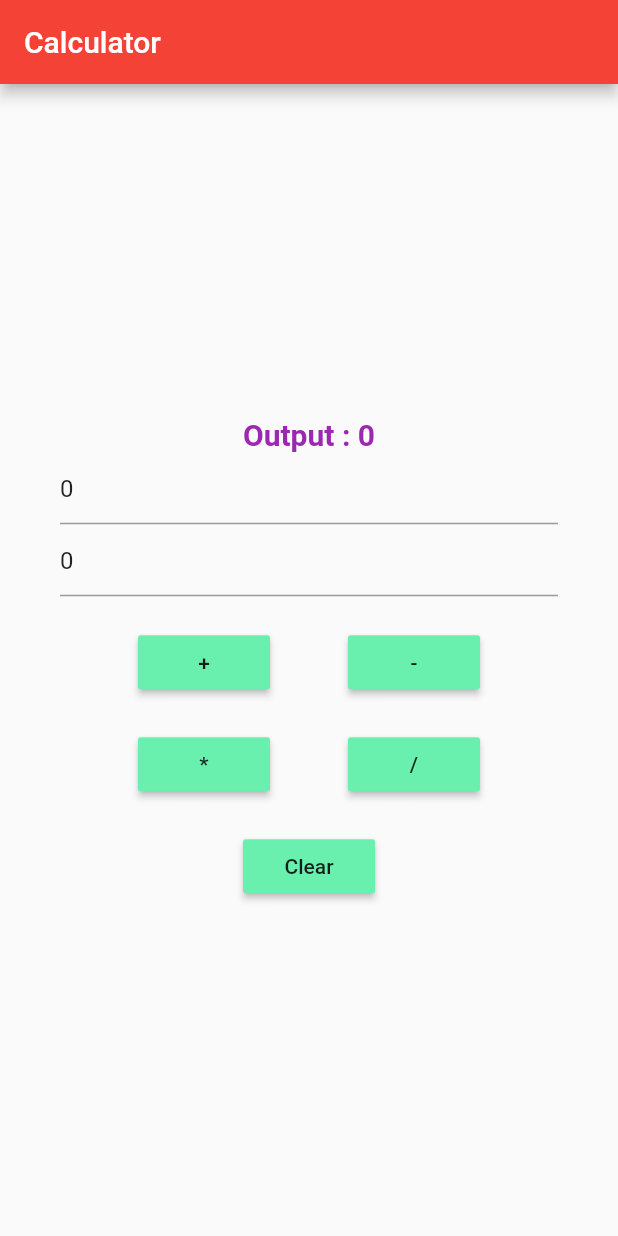
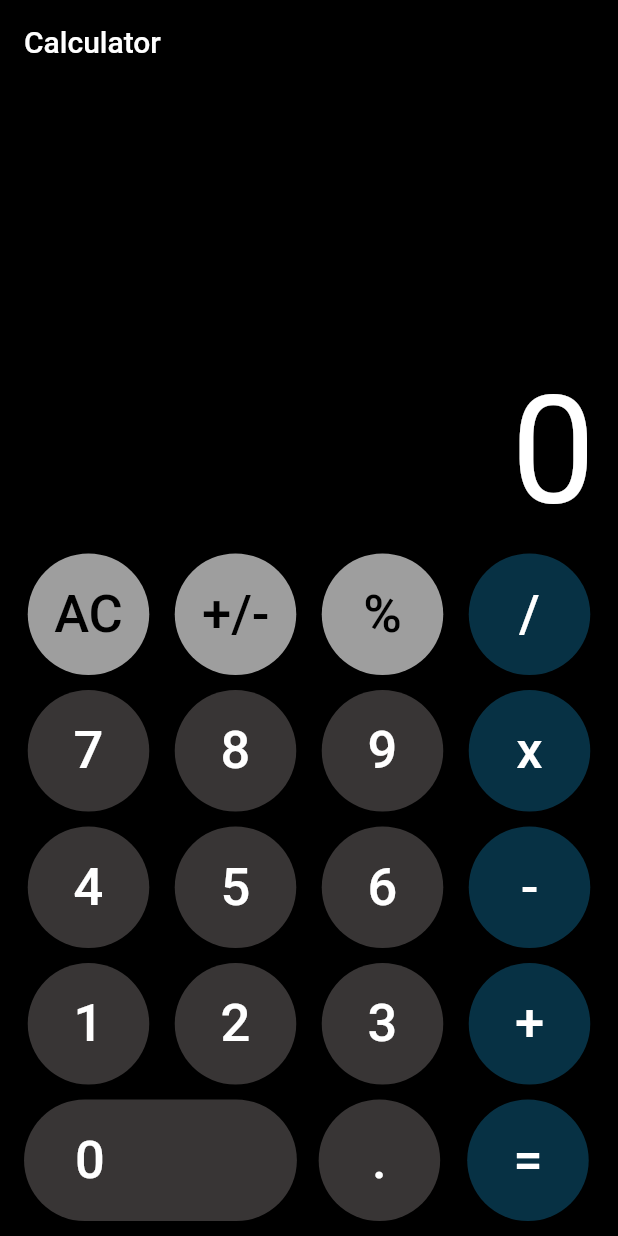
Before and after one commit to tsr-kairi/basic-calculator, a Flutter app: the screen it shows after launch, on a phone screen of 412 x 824 dp. Run offline on Flutter 3.47's test engine with Material 2 defaults, Android fonts, the phone set to English and light mode, and no system bars.

Commit message:
calculator-app-done-2

```diff
--- /dev/null
+++ b/lib/calculator.dart
@@ -0,0 +1,248 @@
+// ignore_for_file: deprecated_member_use
+
+import 'package:flutter/material.dart';
+
+class Calculator extends StatefulWidget {
+  @override
+  _CalculatorState createState() => _CalculatorState();
+}
+
+class _CalculatorState extends State<Calculator> {
+  dynamic displaytxt = 20;
+  //Button Widget
+  Widget calcbutton(String btntxt,Color btncolor,Color txtcolor){
+    return  Container(
+      child: RaisedButton(
+        onPressed: (){
+        calculation(btntxt);
+        },
+        child: Text('$btntxt',
+          style: TextStyle(
+            fontSize: 35,
+            color: txtcolor,
+          ),
+        ),
+        shape: CircleBorder(),
+        color: btncolor,
+        padding: EdgeInsets.all(20),
+      ),
+    );
+  }
+  @override
+  Widget build(BuildContext context) {
+    //Calculator
+    return Scaffold(
+      backgroundColor: Colors.black,
+      appBar: AppBar(
+        title: Text('Calculator'),
+        backgroundColor: Colors.black,
+      ),
+      body: Padding(
+        padding: EdgeInsets.symmetric(horizontal: 5),
+        child: Column(
+          mainAxisAlignment: MainAxisAlignment.end,
+          children: <Widget>[
+            // Calculator display
+            SingleChildScrollView(
+              scrollDirection: Axis.vertical,
+              child: Row(
+                mainAxisAlignment: MainAxisAlignment.end,
+                children: <Widget>[
+                  Padding(
+                    padding: const EdgeInsets.all(10.0),
+                    child: Text('$text',
+                    textAlign: TextAlign.left,
+                    style: TextStyle(
+                      color: Colors.white,
+                      fontSize: 100,
+                    ),
+                  ),
+                  )
+                ],
+              ),
+            ),
+            Row(
+              mainAxisAlignment: MainAxisAlignment.spaceEvenly,
+              children: <Widget>[
+                calcbutton('AC',Colors.grey,Colors.black),
+                calcbutton('+/-',Colors.grey,Colors.black),
+                calcbutton('%',Colors.grey,Colors.black),
+                calcbutton('/',Color(0xFF073144),Colors.white),
+              ],
+            ),
+            const SizedBox(height: 10,),
+            Row(
+              mainAxisAlignment: MainAxisAlignment.spaceEvenly,
+              children: <Widget>[
+                calcbutton('7',Color(0xFF383535),Colors.white),
+                calcbutton('8',Color(0xFF383535),Colors.white),
+                calcbutton('9',Color(0xFF383535),Colors.white),
+                calcbutton('x',Color(0xFF073144),Colors.white),
+              ],
+            ),
+            const SizedBox(height: 10,),
+            Row(
+              mainAxisAlignment: MainAxisAlignment.spaceEvenly,
+              children: <Widget>[
+                calcbutton('4',Color(0xFF383535),Colors.white),
+                calcbutton('5',Color(0xFF383535),Colors.white),
+                calcbutton('6',Color(0xFF383535),Colors.white),
+                calcbutton('-',Color(0xFF073144),Colors.white),
+              ],
+            ),
+            const SizedBox(height: 10,),
+            Row(
+              mainAxisAlignment: MainAxisAlignment.spaceEvenly,
+              children: <Widget>[
+                calcbutton('1',Color(0xFF383535),Colors.white),
+                calcbutton('2',Color(0xFF383535),Colors.white),
+                calcbutton('3',Color(0xFF383535),Colors.white),
+                calcbutton('+',Color(0xFF073144),Colors.white),
+              ],
+            ),
+            const SizedBox(height: 10,),
+            Row(
+              mainAxisAlignment: MainAxisAlignment.spaceEvenly,
+              children: <Widget>[
+                //this is button Zero
+                RaisedButton(
+                padding: EdgeInsets.fromLTRB(34, 20, 128, 20),
+                onPressed: (){
+                calculation('0');
+                },
+                shape: StadiumBorder(),
+                child: Text('0',
+                style: TextStyle(
+                  fontSize: 35,
+                  color: Colors.white),
+                ),
+                color: Color(0xFF383535),
+                ),
+                calcbutton('.',Color(0xFF383535),Colors.white),
+                calcbutton('=',Color(0xFF073144),Colors.white),
+              ],
+            ),
+            const SizedBox(height: 10,),
+          ],
+        ),
+      ),
+    );
+  }
+
+  //Calculator logic
+  dynamic text ='0';
+  double numOne = 0;
+  double numTwo = 0;
+
+  dynamic result = '';
+  dynamic finalResult = '';
+  dynamic opr = '';
+  dynamic preOpr = '';
+   void calculation(btnText) {
+
+
+    if(btnText  == 'AC') {
+      text ='0';
+      numOne = 0;
+      numTwo = 0;
+      result = '';
+      finalResult = '0';
+      opr = '';
+      preOpr = '';
+
+    } else if( opr == '=' && btnText == '=') {
+
+      if(preOpr == '+') {
+         finalResult = add();
+      } else if( preOpr == '-') {
+          finalResult = sub();
+      } else if( preOpr == 'x') {
+          finalResult = mul();
+      } else if( preOpr == '/') {
+          finalResult = div();
+      }
+
+    } else if(btnText == '+' || btnText == '-' || btnText == 'x' || btnText == '/' || btnText == '=') {
+
+      if(numOne == 0) {
+          numOne = double.parse(result);
+      } else {
+          numTwo = double.parse(result);
+      }
+
+      if(opr == '+') {
+          finalResult = add();
+      } else if( opr == '-') {
+          finalResult = sub();
+      } else if( opr == 'x') {
+          finalResult = mul();
+      } else if( opr == '/') {
+          finalResult = div();
+      }
+      preOpr = opr;
+      opr = btnText;
+      result = '';
+    }
+    else if(btnText == '%') {
+     result = numOne / 100;
+     finalResult = doesContainDecimal(result);
+    } else if(btnText == '.') {
+      if(!result.toString().contains('.')) {
+        result = result.toString()+'.';
+      }
+      finalResult = result;
+    }
+
+    else if(btnText == '+/-') {
+        result.toString().startsWith('-') ? result = result.toString().substring(1): result = '-'+result.toString();
+        finalResult = result;
+
+    }
+
+    else {
+        result = result + btnText;
+        finalResult = result;
+    }
+
+
+    setState(() {
+          text = finalResult;
+        });
+
+  }
+
+
+  String add() {
+         result = (numOne + numTwo).toString();
+         numOne = double.parse(result);
+         return doesContainDecimal(result);
+  }
+
+  String sub() {
+         result = (numOne - numTwo).toString();
+         numOne = double.parse(result);
+         return doesContainDecimal(result);
+  }
+  String mul() {
+         result = (numOne * numTwo).toString();
+         numOne = double.parse(result);
+         return doesContainDecimal(result);
+  }
+  String div() {
+          result = (numOne / numTwo).toString();
+          numOne = double.parse(result);
+          return doesContainDecimal(result);
+  }
+
+
+  String doesContainDecimal(dynamic result) {
+
+    if(result.toString().contains('.')) {
+        List<String> splitDecimal = result.toString().split('.');
+        if(!(int.parse(splitDecimal[1]) > 0))
+         return result = splitDecimal[0].toString();
+    }
+    return result;
+  }
+
+}
--- a/lib/home_page.dart
+++ /dev/null
@@ -1,135 +0,0 @@
-import 'package:flutter/material.dart';
-
-class HomePage extends StatefulWidget {
-  @override
-  State createState() => new HomePageState();
-}
-
-class HomePageState extends State<HomePage> {
-  var num1 = 0, num2 = 0, sum = 0;
-
-  final TextEditingController t1 = new TextEditingController(text: "0");
-  final TextEditingController t2 = new TextEditingController(text: "0");
-
-  void doAddition() {
-    setState(() {
-      num1 = int.parse(t1.text);
-      num2 = int.parse(t2.text);
-      sum = num1 + num2;
-    });
-  }
-
-  void doSub() {
-    setState(() {
-      num1 = int.parse(t1.text);
-      num2 = int.parse(t2.text);
-      sum = num1 - num2;
-    });
-  }
-
-  void doMul() {
-    setState(() {
-      num1 = int.parse(t1.text);
-      num2 = int.parse(t2.text);
-      sum = num1 * num2;
-    });
-  }
-
-  void doDiv() {
-    setState(() {
-      num1 = int.parse(t1.text);
-      num2 = int.parse(t2.text);
-      sum = num1 ~/ num2;
-    });
-  }
-
-  void doClear() {
-    setState(() {
-      t1.text = "0";
-      t2.text = "0";
-    });
-  }
-
-  @override
-  Widget build(BuildContext context) {
-    return new Scaffold(
-      appBar: new AppBar(
-        title: new Text("Calculator"),
-      ),
-      body: new Container(
-        padding: const EdgeInsets.all(40.0),
-        child: new Column(
-          mainAxisAlignment: MainAxisAlignment.center,
-          children: <Widget>[
-            new Text(
-              "Output : $sum",
-              style: new TextStyle(
-                  fontSize: 20.0,
-                  fontWeight: FontWeight.bold,
-                  color: Colors.purple),
-            ),
-            new TextField(
-              keyboardType: TextInputType.number,
-              decoration: new InputDecoration(hintText: "Enter Number 1"),
-              controller: t1,
-            ),
-            new TextField(
-              keyboardType: TextInputType.number,
-              decoration: new InputDecoration(hintText: "Enter Number 2"),
-              controller: t2,
-            ),
-            new Padding(
-              padding: const EdgeInsets.only(top: 20.0),
-            ),
-            new Row(
-              mainAxisAlignment: MainAxisAlignment.spaceEvenly,
-              children: <Widget>[
-                new MaterialButton(
-                  child: new Text("+"),
-                  color: Colors.greenAccent,
-                  onPressed: doAddition,
-                ),
-                new MaterialButton(
-                  child: new Text("-"),
-                  color: Colors.greenAccent,
-                  onPressed: doSub,
-                ),
-              ],
-            ),
-            new Padding(
-              padding: const EdgeInsets.only(top: 20.0),
-            ),
-            new Row(
-              mainAxisAlignment: MainAxisAlignment.spaceEvenly,
-              children: <Widget>[
-                new MaterialButton(
-                  child: new Text("*"),
-                  color: Colors.greenAccent,
-                  onPressed: doMul,
-                ),
-                new MaterialButton(
-                  child: new Text("/"),
-                  color: Colors.greenAccent,
-                  onPressed: doDiv,
-                ),
-              ],
-            ),
-            new Padding(
-              padding: const EdgeInsets.only(top: 20.0),
-            ),
-            new Row(
-              mainAxisAlignment: MainAxisAlignment.center,
-              children: <Widget>[
-                new MaterialButton(
-                  child: new Text("Clear"),
-                  color: Colors.greenAccent,
-                  onPressed: doClear,
-                ),
-              ],
-            )
-          ],
-        ),
-      ),
-    );
-  }
-}
--- a/lib/main.dart
+++ b/lib/main.dart
@@ -1,14 +1,16 @@
+// ignore_for_file: deprecated_member_use
+
+import 'package:app/calculator.dart';
 import 'package:flutter/material.dart';
-import 'home_page.dart';
-void main() => runApp(new MyApp());
+
+void main() => runApp(MyApp());
 
 class MyApp extends StatelessWidget {
   @override
   Widget build(BuildContext context) {
-    return new MaterialApp(
-      title: "Calculator App",
-      theme: new ThemeData(primarySwatch: Colors.red),
-      home: new HomePage(),
+    return MaterialApp(
+      debugShowCheckedModeBanner: false,
+      home: Calculator(),
     );
   }
 }
```
